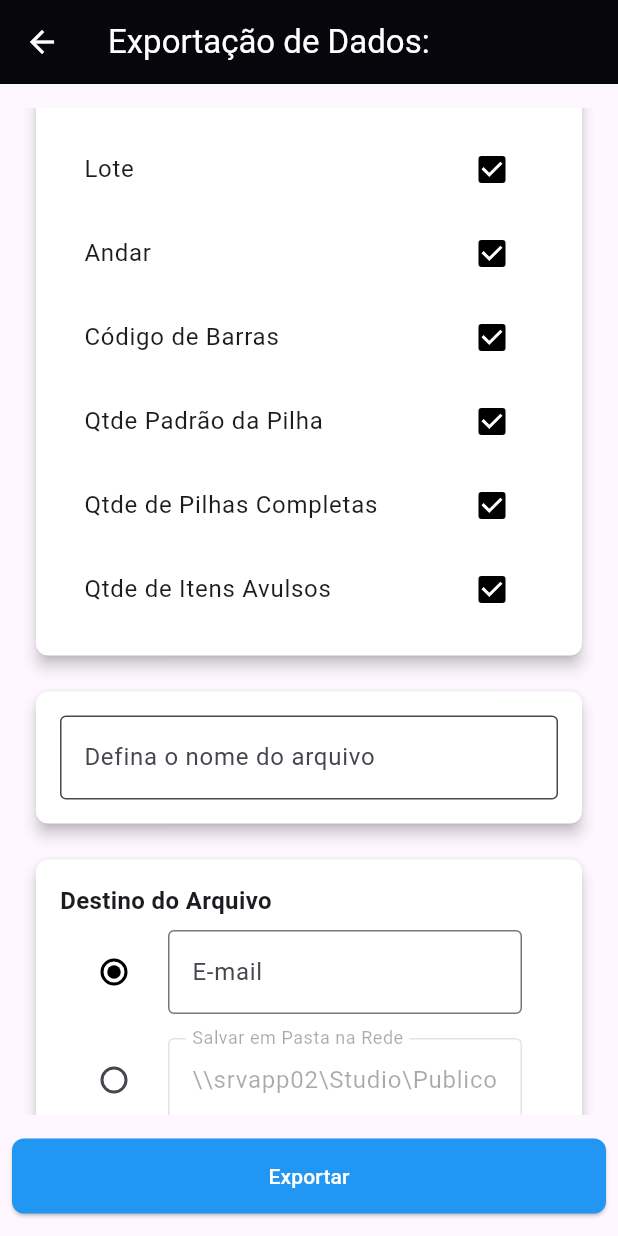
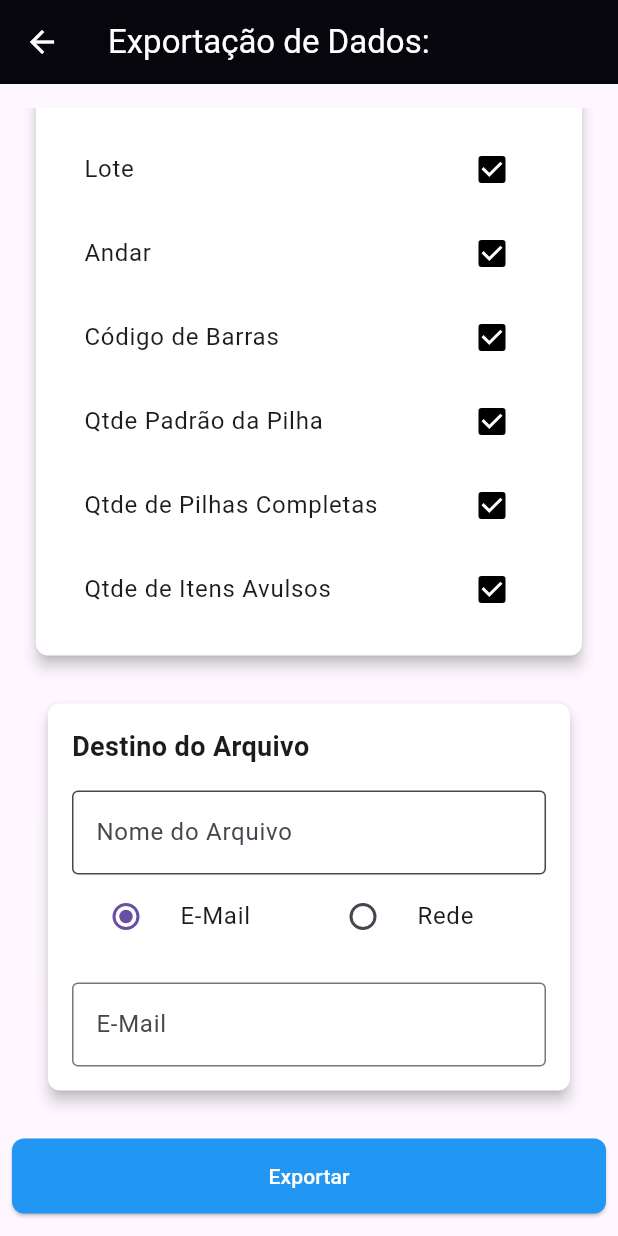
Before and after one commit to Forteski-73/app_oxf_inv, a Flutter app: the InventoryExportPage screen opened directly with empty values, scrolled down 314 dp, on a phone screen of 412 x 824 dp. Run offline on Flutter 3.47's test engine with Material 3 defaults, Android fonts, the phone set to English and light mode, and no system bars; our stand-ins replace csv, device_info_plus, dio, file_picker, permission_handler, sqflite and 1 more; missing offline and left inert: excel, mailer, network_info_plus; accounts and stored records are empty.

Commit message:
Implementação salvar parâmetros da tela de export

```diff
--- a/lib/pages/inventory.dart
+++ b/lib/pages/inventory.dart
@@ -1,8 +1,6 @@
 import 'package:flutter/material.dart';
-import 'inventRecords.dart';
 import 'package:app_oxf_inv/operator/db_inventory.dart';
 import 'package:intl/intl.dart';
-import '../pages/management.dart';
 
 class InventoryPage extends StatefulWidget {
   const InventoryPage({super.key});
@@ -220,6 +218,7 @@ class _InventoryPageState extends State<InventoryPage> {
       },
     );
   }
+
 
   @override
   Widget build(BuildContext context) {
--- a/lib/pages/inventoryExport.dart
+++ b/lib/pages/inventoryExport.dart
@@ -7,6 +7,7 @@ import 'package:sqflite/sqflite.dart';
 import 'package:mailer/mailer.dart';
 import 'package:mailer/smtp_server.dart';
 import 'package:app_oxf_inv/operator/db_inventory.dart';
+import 'package:app_oxf_inv/operator/db_inventoryExport.dart';
 
 class InventoryExportPage extends StatefulWidget {
   final int inventoryId;
@@ -29,11 +30,12 @@ class _InventoryExportPage extends State<InventoryExportPage> {
   bool _exportToFilePath = false;
   TextEditingController _filePathController = TextEditingController();
   late DBInventory _dbInventory;
+  late DBInventoryExport _dbInventoryExport;
   Map<String, dynamic> _inventory = {};
   List<Map<String, dynamic>> _records = [];
   bool _isLoading = true;
 
-  @override
+  /*@override
   void initState() {
     super.initState();
     _dbInventory = DBInventory.instance;
@@ -47,6 +49,41 @@ class _InventoryExportPage extends State<InventoryExportPage> {
     // Inicializa os chk box
     for (var field in _fields) {
       _selectedFields[field] = true;
+    }
+  }*/
+
+  @override
+  void initState() {
+    super.initState();
+    _dbInventory = DBInventory.instance;
+    final inventoryExportManager = InventoryExportManager(_dbInventory);
+
+    WidgetsBinding.instance.addPostFrameCallback((_) async {
+      if (mounted) {
+        await _fetchInventoryDetails();
+        await _loadExportSettings();
+      }
+    });
+
+    // Inicializa os checkboxes
+    for (var field in _fields) {
+      _selectedFields[field] = true;
+    }
+  }
+
+  Future<void> _loadExportSettings() async {
+    final inventoryExportManager = InventoryExportManager(_dbInventory);
+    final settings = await inventoryExportManager.loadExportSettings(widget.inventoryId);
+
+    if (settings.isNotEmpty) {
+      setState(() {
+        _fileNameController.text = settings['fileName'] ?? '';
+        _selectedFields.addAll(settings['selectedFields'] ?? {});
+        _exportToEmail = settings['exportToEmail'] ?? true;
+        _exportToFilePath = settings['exportToFilePath'] ?? false;
+        _filePathController.text = settings['filePath'] ?? '';
+        _emailController.text = settings['email'] ?? '';
+      });
     }
   }
 
@@ -83,7 +120,21 @@ class _InventoryExportPage extends State<InventoryExportPage> {
   }
 
   Future<void> exportToExcel(BuildContext context) async {
+
     try {
+
+      final inventoryExportManager = InventoryExportManager(_dbInventory);
+
+      await inventoryExportManager.saveExportSettings( // Salva as configurações de exportação
+        widget.inventoryId,
+        _fileNameController.text,
+        _selectedFields,
+        _exportToEmail,
+        _exportToFilePath,
+        _filePathController.text,
+        _emailController.text,
+      );
+
       Database db = await DBInventory.instance.database;
       List<Map<String, dynamic>> inventoryRecords = await db.query(
         DBInventory.tableInventoryRecord,
@@ -258,18 +309,28 @@ Future<void> _sendEmailWithAttachment(BuildContext context, List<int>? excelFile
               ),
               const SizedBox(height: 8),
               Card(
+                margin: const EdgeInsets.all(16.0),
                 elevation: 4,
-                margin: const EdgeInsets.all(8),
-                shape: RoundedRectangleBorder(
-                  borderRadius: BorderRadius.circular(8),
-                ),
+                shape: RoundedRectangleBorder(borderRadius: BorderRadius.circular(8.0)),
                 color: Colors.white,
                 child: Padding(
                   padding: const EdgeInsets.all(16.0),
+                  child: Column(
+                    mainAxisSize: MainAxisSize.min,
+                    crossAxisAlignment: CrossAxisAlignment.start,
+                    children: [
+                      const Text(
+                        "Destino do Arquivo",
+                        style: TextStyle(fontSize: 18, fontWeight: FontWeight.bold),
+                      ),
+                      const SizedBox(height: 16),
+                      Row(
+                        children: [
+                          Expanded(
                             child: TextField(
                               controller: _fileNameController,
                               decoration: const InputDecoration(
-                      labelText: 'Defina o nome do arquivo',
+                                labelText: 'Nome do Arquivo',
                                 border: OutlineInputBorder(
                                   borderSide: BorderSide(color: Colors.black),
                                 ),
@@ -279,37 +340,15 @@ Future<void> _sendEmailWithAttachment(BuildContext context, List<int>? excelFile
                               style: const TextStyle(color: Colors.black),
                             ),
                           ),
+                        ],
                       ),
-              const SizedBox(height: 8),
-              Card(
-                elevation: 4,
-                margin: const EdgeInsets.all(8),
-                shape: RoundedRectangleBorder(
-                  borderRadius: BorderRadius.circular(8),
-                ),
-                color: Colors.white,
-                child: Padding(
-                  padding: const EdgeInsets.all(16.0),
-                  child: Column(
-                    crossAxisAlignment: CrossAxisAlignment.start,
+                      Row(
                         children: [
-                      const Text(
-                        'Destino do Arquivo',
-                        style: TextStyle(fontSize: 16, fontWeight: FontWeight.bold),
-                      ),
-                      RadioListTile<bool>(
-                        title: TextField(
-                          controller: _emailController,
-                          decoration: const InputDecoration(
-                            labelText: 'E-mail',
-                            border: OutlineInputBorder(),
-                          ),
-                          enabled: _exportToEmail,
-                        ),
-                        activeColor: Colors.black,
-                        tileColor: Colors.white,
-                        value: true,
-                        groupValue: _exportToEmail,
+                          Expanded(
+                            child: RadioListTile<String>(
+                              title: const Text("E-Mail"),
+                              value: "E-Mail",
+                              groupValue: _exportToEmail ? "E-Mail" : "Rede",
                               onChanged: (value) {
                                 setState(() {
                                   _exportToEmail = true;
@@ -317,19 +356,12 @@ Future<void> _sendEmailWithAttachment(BuildContext context, List<int>? excelFile
                                 });
                               },
                             ),
-                      RadioListTile<bool>(
-                        title: TextField(
-                          controller: _filePathController,
-                          decoration: const InputDecoration(
-                            labelText: 'Salvar em Pasta na Rede',
-                            border: OutlineInputBorder(),
                           ),
-                          enabled: _exportToFilePath,
-                        ),
-                        activeColor: Colors.black,
-                        tileColor: Colors.white,
-                        value: true,
-                        groupValue: _exportToFilePath,
+                          Expanded(
+                            child: RadioListTile<String>(
+                              title: const Text("Rede"),
+                              value: "Rede",
+                              groupValue: _exportToEmail ? "E-Mail" : "Rede",
                               onChanged: (value) {
                                 setState(() {
                                   _exportToFilePath = true;
@@ -337,6 +369,44 @@ Future<void> _sendEmailWithAttachment(BuildContext context, List<int>? excelFile
                                 });
                               },
                             ),
+                          ),
+                        ],
+                      ),
+                      if (_exportToEmail) ...[
+                        const SizedBox(height: 16),
+                        TextField(
+                          controller: _emailController,
+                          decoration: const InputDecoration(
+                            labelText: "E-Mail",
+                            border: OutlineInputBorder(),
+                          ),
+                        ),
+                      ],
+                      if (_exportToFilePath) ...[
+                        const SizedBox(height: 16),
+                        TextField(
+                          controller: _filePathController,
+                          decoration: const InputDecoration(
+                            labelText: "Pasta na Rede",
+                            border: OutlineInputBorder(),
+                          ),
+                        ),
+                        const SizedBox(height: 8),
+                        const TextField(
+                          decoration: InputDecoration(
+                            labelText: "Usuário",
+                            border: OutlineInputBorder(),
+                          ),
+                        ),
+                        const SizedBox(height: 8),
+                        const TextField(
+                          obscureText: true,
+                          decoration: InputDecoration(
+                            labelText: "Senha",
+                            border: OutlineInputBorder(),
+                          ),
+                        ),
+                      ],
                     ],
                   ),
                 ),
--- a/pubspec.yaml
+++ b/pubspec.yaml
@@ -34,7 +34,10 @@ dependencies:
   intl: ^0.18.0
   path: ^1.8.3
   path_provider: ^2.0.12
-  file_picker: ^8.0.5 #^5.0.1
+  file_picker: ^8.0.5
+  network_info_plus: ^4.0.0
+  device_info_plus: ^9.0.0
+  permission_handler: ^11.3.1
   excel: ^4.0.6
   http: ^1.0.0
   dio: ^5.0.0
```
Also changed, not shown: assets/labels.txt (added, +7 -0 lines), lib/main.dart (+10 -11 lines), lib/pages/inventorySearch.dart (+95 -1 lines), pubspec.lock, 8 other files. Lines whose indentation alone changed are shown as unchanged.
